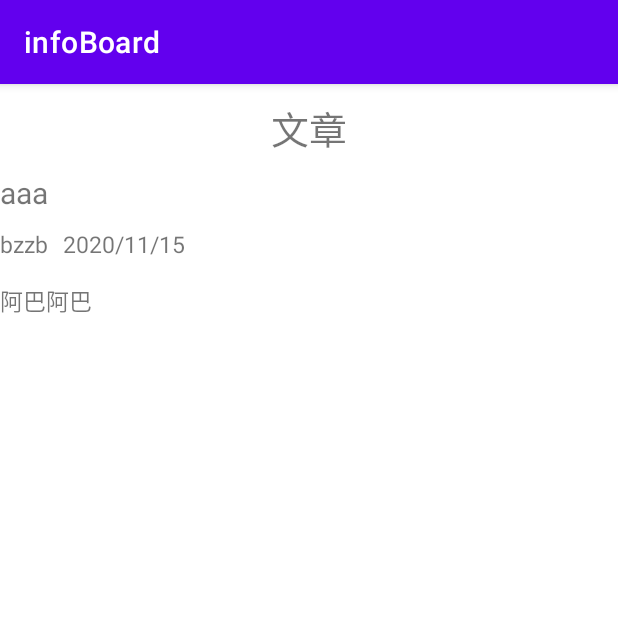
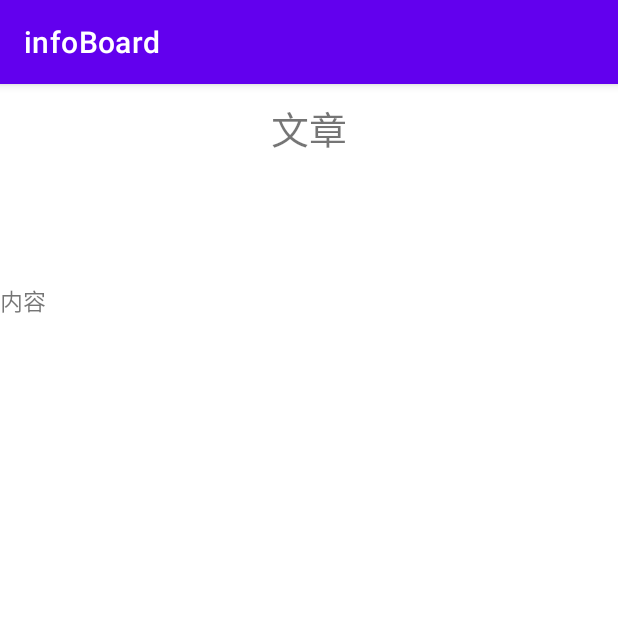
Before and after one commit to StrokeBun/NewsBoard, an Android app: the ArticleActivity screen opened directly, with no data from a screen before it, on a phone screen of 412 x 824 dp, the top half of it. Run offline under Robolectric (Android 15) with nearby library versions, the phone set to English and light mode, and no system bars.

Commit message:
完成了使用intent传输数据

```diff
--- a/app/src/main/AndroidManifest.xml
+++ b/app/src/main/AndroidManifest.xml
@@ -12,15 +12,16 @@
         android:roundIcon="@mipmap/ic_launcher_round"
         android:supportsRtl="true"
         android:theme="@style/Theme.InfoBoard">
-        <activity android:name=".ArticleActivity">
+        <activity android:name=".IntentTestActivity">
         </activity>
+        <activity android:name=".ArticleActivity"></activity>
         <activity android:name=".LoginActivity">
             <intent-filter>
                 <action android:name="android.intent.action.MAIN" />
                 <category android:name="android.intent.category.LAUNCHER" />
             </intent-filter>
         </activity>
-        <activity android:name=".LogoutActivity"></activity>
+        <activity android:name=".LogoutActivity" />
     </application>
 
 </manifest>
--- a/app/src/main/java/com/example/newsboard/ArticleActivity.java
+++ b/app/src/main/java/com/example/newsboard/ArticleActivity.java
@@ -2,8 +2,8 @@ package com.example.newsboard;
 
 import androidx.appcompat.app.AppCompatActivity;
 
+import android.content.Intent;
 import android.os.Bundle;
-import android.util.Log;
 import android.widget.TextView;
 
 import com.example.newsboard.util.HttpUtil;
@@ -12,10 +12,6 @@ import com.example.newsboard.util.TokenUtil;
 import org.json.JSONException;
 import org.json.JSONObject;
 
-import java.io.BufferedReader;
-import java.io.IOException;
-import java.io.InputStream;
-import java.io.InputStreamReader;
 import java.net.HttpURLConnection;
 import java.util.HashMap;
 import java.util.Map;
@@ -24,6 +20,11 @@ public class ArticleActivity extends AppCompatActivity {
 
     private static final String ARTICLE_URL = "https://vcapi.lvdaqian.cn/article/";
     private static final String MARKDOWN_ARTICLE_URL_SUFFIX = "?markdown=true";
+
+    public static final String ID = "id";
+    public static final String TITLE = "title";
+    public static final String AUTHOR = "author";
+    public static final String PUblISH_TIME = "publishTime";
 
     private TextView titleTextView = null;
     private TextView authorTextView = null;
@@ -35,7 +36,29 @@ public class ArticleActivity extends AppCompatActivity {
     protected void onCreate(Bundle savedInstanceState) {
         super.onCreate(savedInstanceState);
         init();
-        getArticle("bytetalk_01", true);
+    }
+
+
+    private void init() {
+        initControl();
+        initArticle();
+    }
+
+    private void initControl()  {
+        setContentView(R.layout.activity_article);
+        titleTextView = findViewById(R.id.article_title);
+        authorTextView = findViewById(R.id.article_author);
+        punishedTimeTextView = findViewById(R.id.punished_time);
+        contentTextView = findViewById(R.id.article_content);
+    }
+
+    private void initArticle() {
+        Intent intent = getIntent();
+        setTitle(intent.getStringExtra(TITLE));
+        setAuthor(intent.getStringExtra(AUTHOR));
+        setPunishedTime(intent.getStringExtra(PUblISH_TIME));
+        String id = intent.getStringExtra(ID);
+        getArticle(id, false);
     }
 
     private void getArticle(String id, boolean isMarkdownFormat) {
@@ -63,19 +86,6 @@ public class ArticleActivity extends AppCompatActivity {
         }).start();
     }
 
-
-    private void init() {
-        setContentView(R.layout.activity_article);
-        titleTextView = findViewById(R.id.article_title);
-        authorTextView = findViewById(R.id.article_author);
-        punishedTimeTextView = findViewById(R.id.punished_time);
-        contentTextView = findViewById(R.id.article_content);
-        setTitle("aaa");
-        setAuthor("bzzb");
-        setPunishedTime("2020/11/15");
-        setContent("阿巴阿巴");
-    }
-
     private void setTitle(String title) {
         titleTextView.setText(title);
     }
--- a/app/src/main/java/com/example/newsboard/LoginActivity.java
+++ b/app/src/main/java/com/example/newsboard/LoginActivity.java
@@ -55,15 +55,15 @@ public class LoginActivity extends BaseActivity {
                 new Thread(() -> {
                     JSONObject params = new JSONObject();
                     try {
-                        params.put("username", "123");
-                        params.put("password", "123");
+                        params.put("username", username);
+                        params.put("password", password);
                     } catch (JSONException e) {
                         e.printStackTrace();
                         return;
                     }
                     String result = HttpUtil.post(LOGIN_URL, params);
                     TokenUtil.setTokenFromResponse(result);
-                    LoginActivity.this.runOnUiThread(() -> startActivity(new Intent(LoginActivity.this, ArticleActivity.class)));
+                    LoginActivity.this.runOnUiThread(() -> startActivity(new Intent(LoginActivity.this, IntentTestActivity.class)));
                 }).start();
             } else {
                 Toast.makeText(LoginActivity.this, WRONG_PASSWORD, Toast.LENGTH_SHORT).show();
```
Also changed, not shown: app/src/main/java/com/example/newsboard/IntentTestActivity.java (added, +26 -0 lines), app/src/main/res/layout/activity_intent_test.xml (added, +17 -0 lines).
